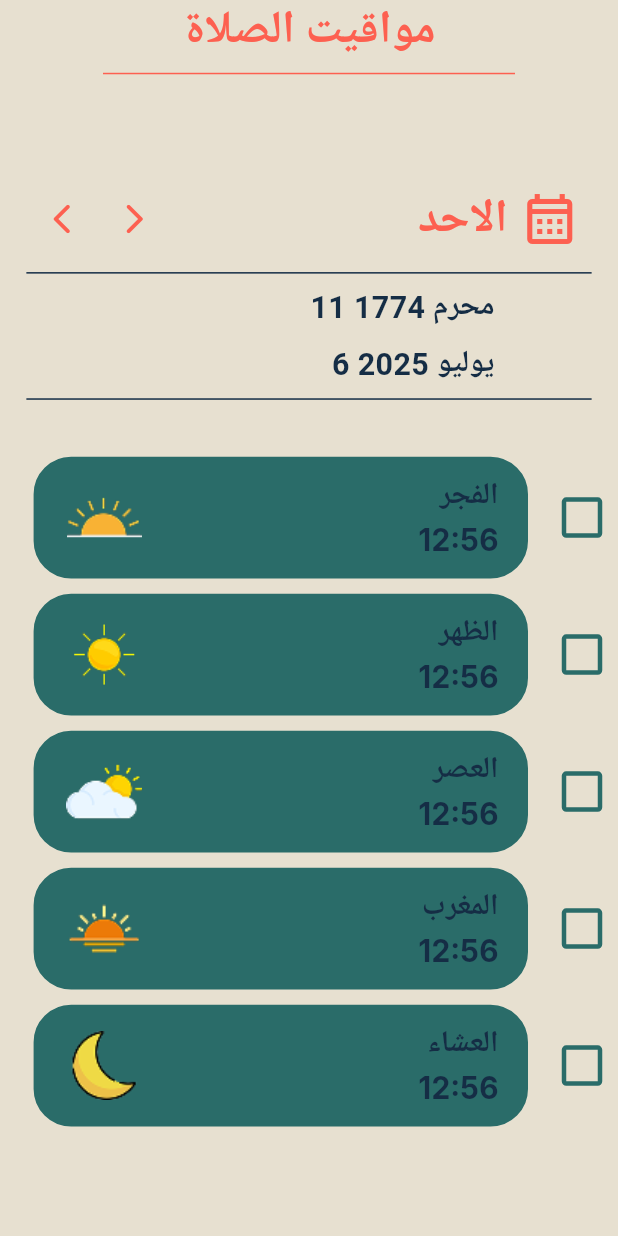
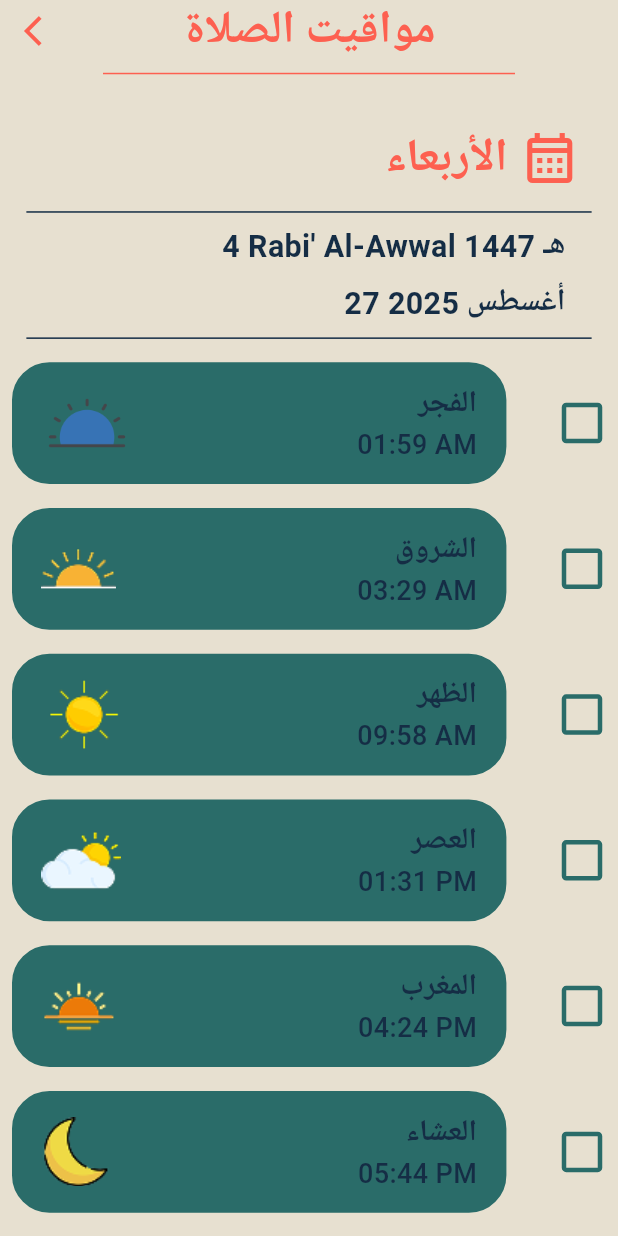
Before and after one commit to HodaMostafa12/azkar_app, a Flutter app: the PrayerTime screen opened directly, on a phone screen of 412 x 824 dp. Run offline on Flutter 3.47's test engine with Material 3 defaults, Android fonts, the phone set to English and light mode, and no system bars; our stand-ins replace adhan, flutter_screenutil, flutter_svg, hijri, shared_preferences, supabase_flutter; accounts and stored records are empty.

Commit message:
prayer time logic done

```diff
--- a/lib/main.dart
+++ b/lib/main.dart
@@ -1,13 +1,16 @@
 import 'package:azkar_app/theme/app_theme.dart';
 import 'package:azkar_app/view/Authentication/log_in/login_screan.dart';
 import 'package:azkar_app/view/Authentication/view_model/auth_viewModel.dart';
-import 'package:azkar_app/view/azkar/azkar_categories_screen.dart';
+import 'package:azkar_app/view/Pray_Time/prayer_time_view_model/prayer_time_view_model.dart';
 import 'package:azkar_app/view/azkar/azkar_view_model/azkar_view_model.dart';
 import 'package:azkar_app/view/electronic_sebha/electronic_sebha_viewModel/electronic_sebha_viewModel.dart';
 import 'package:flutter/material.dart';
 import 'package:flutter_screenutil/flutter_screenutil.dart';
 import 'package:provider/provider.dart';
 import 'package:supabase_flutter/supabase_flutter.dart';
+
+// ✅ إضافة مكتبة intl
+import 'package:intl/date_symbol_data_local.dart';
 
 import 'view/main_screen/main_screen.dart';
 
@@ -19,6 +22,9 @@ Future<void> main() async {
     url: 'https://wxbafynocquilkaywwpe.supabase.co',
     anonKey: 'eyJhbGciOiJIUzI1NiIsInR5cCI6IkpXVCJ9.eyJpc3MiOiJzdXBhYmFzZSIsInJlZiI6Ind4YmFmeW5vY3F1aWxrYXl3d3BlIiwicm9sZSI6ImFub24iLCJpYXQiOjE3NTU1Mjc0MzEsImV4cCI6MjA3MTEwMzQzMX0.Ic2v57k6iolvTaBa_hcBBm5Xz0qCKt_WlmW4Vq5Q3qg',
   );
+
+  // ✅ initialize locale data (مهم جداً قبل runApp)
+  await initializeDateFormatting('ar', null);
 
   runApp(const MyApp());
 }
@@ -38,6 +44,7 @@ class MyApp extends StatelessWidget {
             ChangeNotifierProvider(create: (_) => SebhaViewModel()),
             ChangeNotifierProvider(create: (_) => AuthViewModel()),
             ChangeNotifierProvider(create: (_) => AzkarViewModel()),
+            ChangeNotifierProvider(create: (_) => PrayerTimeViewModel()),
           ],
           child: MaterialApp(
             debugShowCheckedModeBanner: false,
@@ -45,8 +52,7 @@ class MyApp extends StatelessWidget {
             theme: AppTheme.lightTheme,
             darkTheme: AppTheme.darkTheme,
             themeMode: ThemeMode.system,
-// home: AzkarScreen(),
-           // ✅ If user already logged in → go to MainScreen, else LoginScreen
+            // ✅ If user already logged in → go to MainScreen, else LoginScreen
             home: Supabase.instance.client.auth.currentUser != null
                 ? const MainScreen()
                 : const LoginScreen(),
--- /dev/null
+++ b/lib/view/Pray_Time/prayer_time_view_model/prayer_time_view_model.dart
@@ -0,0 +1,30 @@
+// viewmodel/prayer_time_viewmodel.dart
+import 'package:flutter/material.dart';
+import '../repository/model/prayer_time_model.dart';
+import '../repository/prayer_time_repo.dart';
+
+class PrayerTimeViewModel extends ChangeNotifier {
+  final PrayerTimeRepository _repo = PrayerTimeRepository();
+
+  List<PrayerTimeModel> _prayerTimes = [];
+  List<PrayerTimeModel> get prayerTimes => _prayerTimes;
+
+  DateTime? _date;
+  DateTime? get date => _date;
+
+  bool _loading = false;
+  bool get loading => _loading;
+
+  Future<void> loadPrayerTimes(double lat, double lng, [DateTime? date]) async {
+    _loading = true;
+    notifyListeners();
+
+    final result = await _repo.getPrayerTimes(lat, lng, date);
+    _prayerTimes = result["times"] as List<PrayerTimeModel>;
+    _date = result["date"] as DateTime; // ✅ دلوقتي شغال
+
+    _loading = false;
+    notifyListeners();
+  }
+
+}
--- a/lib/view/Pray_Time/praying_time.dart
+++ b/lib/view/Pray_Time/praying_time.dart
@@ -1,54 +1,106 @@
+import 'package:adhan/adhan.dart';
+import 'package:azkar_app/view/Pray_Time/prayer_time_view_model/prayer_time_view_model.dart';
 import 'package:azkar_app/view/Pray_Time/utils/costum_checkbox.dart';
 import 'package:flutter/material.dart';
 import 'package:flutter_screenutil/flutter_screenutil.dart';
-import 'package:flutter_svg/flutter_svg.dart';
-
+import 'package:hijri/hijri_calendar.dart';
+import 'package:intl/intl.dart';
+import 'package:provider/provider.dart';
+import 'package:shared_preferences/shared_preferences.dart';
 import '../../utils/appbar.dart';
 
 class PrayerTime extends StatefulWidget {
   const PrayerTime({super.key});
 
   @override
-  // Corrected state class name
   State<PrayerTime> createState() => _PrayerTimeState();
 }
 
 class _PrayerTimeState extends State<PrayerTime> {
-  List<bool> _isCheckedList = List.filled(5, false);
+  List<bool> _isCheckedList = [];
+  String _todayKey = "";
 
+  @override
+  void initState() {
+    super.initState();
+    _todayKey = DateFormat("yyyy-MM-dd").format(DateTime.now()); // ✅ مفتاح اليوم
+    WidgetsBinding.instance.addPostFrameCallback((_) async {
+      final vm = Provider.of<PrayerTimeViewModel>(context, listen: false);
+      await vm.loadPrayerTimes(30.0444, 31.2357);
+
+      await _loadCheckboxState(vm.prayerTimes.length);
+    });
+  }
+
+  /// ✅ تحميل حالة الـ Checkboxes
+  Future<void> _loadCheckboxState(int length) async {
+    final prefs = await SharedPreferences.getInstance();
+
+    // تحقق لو التاريخ تغيّر → Reset
+    final lastDate = prefs.getString("lastDate");
+    if (lastDate != _todayKey) {
+      _isCheckedList = List.filled(length, false);
+      await prefs.setString("lastDate", _todayKey);
+      await prefs.setStringList("checkboxes", _isCheckedList.map((e) => e.toString()).toList());
+    } else {
+      // لو نفس اليوم → استرجع الحالة
+      final savedChecks = prefs.getStringList("checkboxes");
+      if (savedChecks != null && savedChecks.length == length) {
+        _isCheckedList = savedChecks.map((e) => e == "true").toList();
+      } else {
+        _isCheckedList = List.filled(length, false);
+      }
+    }
+
+    setState(() {});
+  }
+
+  /// ✅ حفظ حالة الـ Checkboxes
+  Future<void> _saveCheckboxState() async {
+    final prefs = await SharedPreferences.getInstance();
+    await prefs.setStringList("checkboxes", _isCheckedList.map((e) => e.toString()).toList());
+  }
 
   @override
   Widget build(BuildContext context) {
-    final colors = Theme
-        .of(context)
-        .colorScheme;
+    final viewModel = Provider.of<PrayerTimeViewModel>(context);
+    final colors = Theme.of(context).colorScheme;
+
+    String hijriDate = "";
+    String gregorianDate = "";
+    String dayName = "";
+
+    if (viewModel.date != null) {
+      final date = viewModel.date!;
+      final hijri = HijriCalendar.fromDate(date);
+
+      hijriDate = "${hijri.hDay} ${hijri.longMonthName} ${hijri.hYear} هـ";
+      gregorianDate = DateFormat("dd MMMM yyyy", "ar").format(date);
+      dayName = DateFormat("EEEE", "ar").format(date);
+    }
 
     return Scaffold(
       backgroundColor: colors.background,
-      appBar: const CustomAppBar(title: "مواقيت الصلاة"),
-      body: Column(
+      appBar: const CustomAppBar(title: "مواقيت الصلاة", showBackButton: true),
+      body: viewModel.loading
+          ? const Center(child: CircularProgressIndicator())
+          : Column(
         crossAxisAlignment: CrossAxisAlignment.stretch,
         children: [
-          SizedBox(height: 60.h,),
+          SizedBox(height: 20.h),
+
+          // ✅ التاريخ فوق القائمة
           Padding(
             padding: EdgeInsets.symmetric(horizontal: 16.w),
-            child: Row(
+            child: Column(
+              crossAxisAlignment: CrossAxisAlignment.end,
+              children: [
+                Row(
                   mainAxisAlignment: MainAxisAlignment.end,
                   children: [
-                IconButton(
-                  onPressed: () {},
-                  icon: const Icon(Icons.arrow_back_ios_rounded),
-                  color: colors.error,
-                ),
-                IconButton(
-                  onPressed: () {},
-                  icon: const Icon(Icons.arrow_forward_ios_rounded),
-                  color: colors.error,
-                ),
-                // SizedBox(width: 8.w),
-                const Spacer(),
+                    SizedBox(width: 8.w),
                     Text(
-                  "الاحد",
+                      dayName,
                       style: TextStyle(
                         fontFamily: "Inter",
                         color: colors.error,
@@ -66,23 +118,17 @@ class _PrayerTimeState extends State<PrayerTime> {
                     ),
                   ],
                 ),
-          ),
-          Padding(
-            padding: EdgeInsets.only(right: 16.w, left: 16.w),
-            child:  Divider(
-              color: colors.primary,
-              thickness: 1,
-            ),
-          ),
+                Divider(color: colors.primary, thickness: 1),
+
                 Align(
                   alignment: Alignment.centerRight,
                   child: Padding(
-              padding: EdgeInsets.symmetric(horizontal: 75.0.w),
+                    padding: EdgeInsets.symmetric(horizontal: 16.w),
                     child: Column(
                       crossAxisAlignment: CrossAxisAlignment.end,
                       children: [
                         Text(
-                    "11 محرم 1774",
+                          hijriDate,
                           style: TextStyle(
                             fontSize: 20.sp,
                             fontWeight: FontWeight.bold,
@@ -91,7 +137,7 @@ class _PrayerTimeState extends State<PrayerTime> {
                         ),
                         SizedBox(height: 8.h),
                         Text(
-                    "6 يوليو 2025",
+                          gregorianDate,
                           style: TextStyle(
                             fontSize: 20.sp,
                             fontWeight: FontWeight.bold,
@@ -102,64 +148,52 @@ class _PrayerTimeState extends State<PrayerTime> {
                     ),
                   ),
                 ),
-          Padding(
-            padding: EdgeInsets.only(right: 16.w, left: 16.w),
-            child:  Divider(
-              color:colors.primary,
-              thickness: 1,
+
+                Divider(color: colors.primary, thickness: 1),
+              ],
             ),
           ),
-          SizedBox(height: 20.h,),
+
+          // ✅ قائمة مواقيت الصلاة
           Expanded(
             child: ListView.builder(
-              itemCount: 5,
+              itemCount: viewModel.prayerTimes.length,
               itemBuilder: (context, index) {
-                List<String> slah = [
-                  "الفجر",
-                  "الظهر",
-                  "العصر",
-                  "المغرب",
-                  "العشاء"
-                ];
+                final prayer = viewModel.prayerTimes[index];
+                final formattedTime = DateFormat("hh:mm a").format(prayer.time);
                 List<String> slahAssets = [
+                  "assets/icons/fajr.png",
                   "assets/icons/sunrise.png",
                   "assets/icons/sun.png",
                   "assets/icons/sunCloud.png",
                   "assets/icons/sunset.png",
-                  "assets/icons/moon22.png"
-                ];
-
-                return Column(
-                  children: [
-                    SizedBox(height: 10.h),
-                    Row(
-                      mainAxisAlignment: MainAxisAlignment.end,
+                  "assets/icons/moon22.png" ];
+                return Row(
+                  mainAxisAlignment: MainAxisAlignment.spaceBetween,
                   children: [
                     _buildPrayerTile(
-                          iconWidget: Image.asset(slahAssets[index]),
-                          title: slah[index],
-                          subtitle: "12:56",
+                      title: prayer.name,
+                      subtitle: formattedTime,
+                      iconWidget:Image.asset(slahAssets[index]),
                     ),
                     CustomCheckbox(
-                          value: _isCheckedList[index], // كل واحدة لها index
+                      value: index < _isCheckedList.length ? _isCheckedList[index] : false,
                       onChanged: (newValue) {
                         setState(() {
                           _isCheckedList[index] = newValue!;
                         });
+                        _saveCheckboxState(); // ✅ احفظ التغيير
                       },
-                          activeColor: colors.background,
-                          checkColor: colors.secondary,
+                      activeColor: Colors.white, // ✅ خلفية بيضاء عند التفعيل
+                      checkColor: colors.secondary, // ✅ لون علامة الصح
                       borderColor: colors.secondary,
                       overlayColor: colors.secondary,
-                        ),
-                        SizedBox(height: 30.h),
-                      ],
                     ),
                   ],
                 );
               },
             ),
-          )
+          ),
         ],
       ),
     );
@@ -171,55 +205,38 @@ class _PrayerTimeState extends State<PrayerTime> {
     required Widget iconWidget,
   }) {
     final colors = Theme.of(context).colorScheme;
-    return Padding(
-      padding: const EdgeInsets.symmetric(horizontal: 12.0),
-      child: Container(
+    return Container(
+      margin: const EdgeInsets.all(8),
       height: 80.h,
       width: 300.w,
       padding: EdgeInsets.symmetric(horizontal: 16.w, vertical: 8.h),
       decoration: BoxDecoration(
         borderRadius: BorderRadius.circular(25.0),
-          border: Border.all(
-            color: colors.secondary,
-            width: 2,
-          ),
+        border: Border.all(color: colors.secondary, width: 2),
         color: colors.secondary,
       ),
       child: Row(
         mainAxisAlignment: MainAxisAlignment.spaceBetween,
         children: [
-            SizedBox(
-              height: 50.h,
-              width: 50.w,
-              child: iconWidget,
-            ),
+          iconWidget,
           Column(
             mainAxisAlignment: MainAxisAlignment.center,
             crossAxisAlignment: CrossAxisAlignment.end,
             children: [
-                Text(
-                  title,
+              Text(title,
                   style: TextStyle(
-                    fontFamily: "Inter",
                       color: colors.primary,
                       fontSize: 20,
-                    fontWeight: FontWeight.bold,
-                  ),
-                ),
-                Text(
-                  subtitle,
+                      fontWeight: FontWeight.bold)),
+              Text(subtitle,
                   style: TextStyle(
-                    fontFamily: "Inter",
                       color: colors.primary,
-                    fontSize: 20,
-                    fontWeight: FontWeight.bold,
-                  ),
-                ),
+                      fontSize: 18,
+                      fontWeight: FontWeight.w500)),
             ],
           ),
         ],
       ),
-      ),
     );
   }
 }
--- /dev/null
+++ b/lib/view/Pray_Time/repository/model/prayer_time_model.dart
@@ -0,0 +1,7 @@
+// repository/model/prayer_time_model.dart
+class PrayerTimeModel {
+  final String name;
+  final DateTime time;
+
+  PrayerTimeModel(this.name, this.time);
+}
--- /dev/null
+++ b/lib/view/Pray_Time/repository/prayer_time_repo.dart
@@ -0,0 +1,28 @@
+import 'package:adhan/adhan.dart';
+
+import 'model/prayer_time_model.dart';
+
+class PrayerTimeRepository {
+  Future<Map<String, dynamic>> getPrayerTimes(double lat, double lng, [DateTime? date]) async {
+    final coordinates = Coordinates(lat, lng);
+    final params = CalculationMethod.egyptian.getParameters();
+    final selectedDate = date ?? DateTime.now();
+
+    final dateComponents = DateComponents.from(selectedDate);
+    final prayerTimes = PrayerTimes(coordinates, dateComponents, params);
+
+    final List<PrayerTimeModel> times = [
+      PrayerTimeModel("الفجر", prayerTimes.fajr),
+      PrayerTimeModel("الشروق", prayerTimes.sunrise),
+      PrayerTimeModel("الظهر", prayerTimes.dhuhr),
+      PrayerTimeModel("العصر", prayerTimes.asr),
+      PrayerTimeModel("المغرب", prayerTimes.maghrib),
+      PrayerTimeModel("العشاء", prayerTimes.isha),
+    ];
+
+    return {
+      "times": times,
+      "date": selectedDate, // ✅ استخدمنا التاريخ اللي مررناه
+    };
+  }
+}
```
Also changed, not shown: pubspec.yaml (+7 -0 lines), assets/icons/fajr.png (added), lib/view/Pray_Time/prayer_time_model/prayer_time_model.dart (added). Lines whose indentation alone changed are shown as unchanged.
